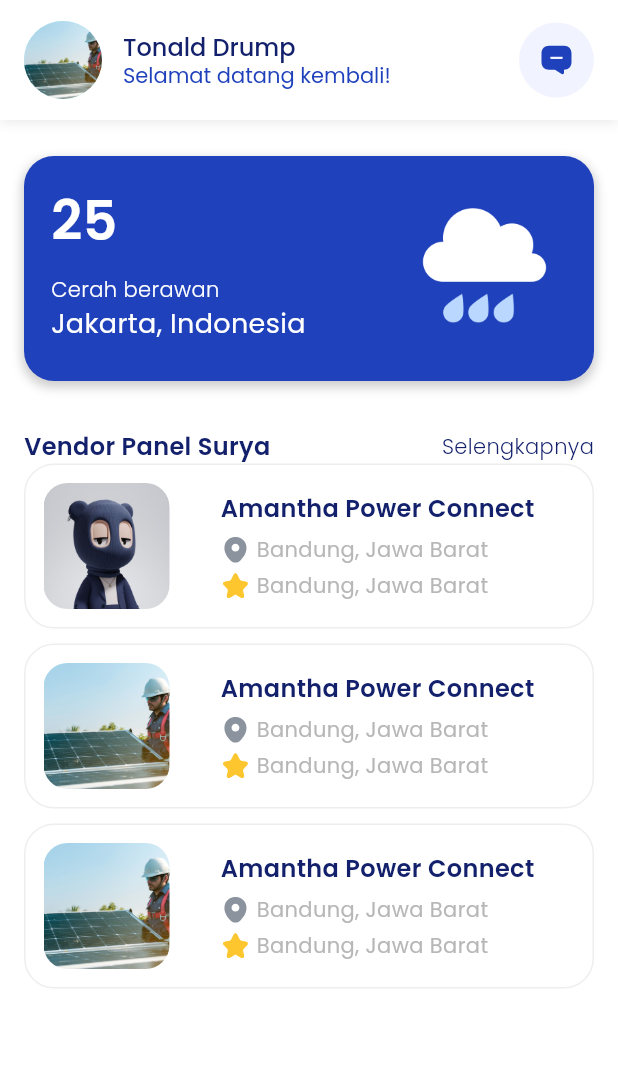
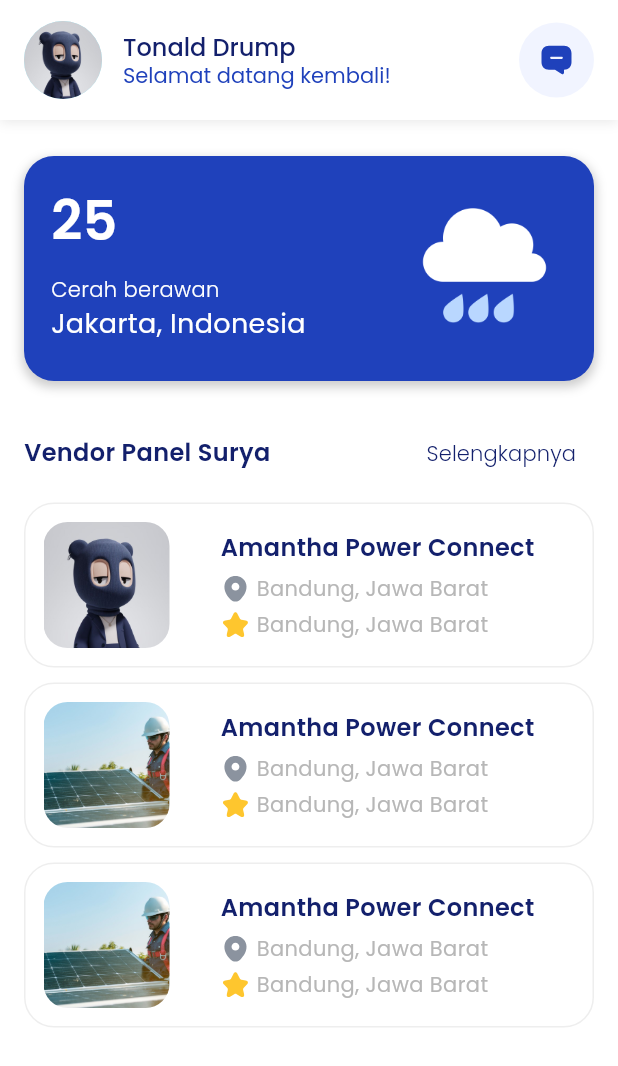
Before and after one commit to fauzihub13/sunmate, a Flutter app: the screen it shows after launch, on a phone screen of 412 x 824 dp. Shown: the top 1066 px of the screen. Run offline on Flutter 3.47's test engine with Material 3 defaults, Android fonts, the phone set to English and light mode, and no system bars; our stand-ins replace flutter_svg.

Commit message:
fix: margin between label vendor and card

```diff
--- a/lib/src/core/components/list_vendor.dart
+++ b/lib/src/core/components/list_vendor.dart
@@ -8,25 +8,21 @@ class ListVendor extends StatelessWidget {
 
   @override
   Widget build(BuildContext context) {
-    return ListView.separated(
-      shrinkWrap: true, // Menyesuaikan tinggi dengan jumlah item
-      separatorBuilder: (BuildContext context, int index) {
-        return const SizedBox(
-          height: 10.0,
-        );
-      },
-      physics:
-          const NeverScrollableScrollPhysics(), // Nonaktifkan scroll internal
-      itemCount: itemCount != null
-          ? itemCount!
-          : vendorList.length, // Tambahkan jumlah item
-      itemBuilder: (context, index) {
-        final Vendor vendor = vendorList[index];
-        return Padding(
-          padding: const EdgeInsets.symmetric(horizontal: 16.0),
-          child: VendorCard(data: vendor),
-        );
-      },
+    final int count = itemCount ?? vendorList.length;
+
+    return Column(
+      children: List.generate(
+        count,
+        (index) {
+          final Vendor vendor = vendorList[index];
+          return Padding(
+            padding: const EdgeInsets.symmetric(
+                horizontal: 16.0,
+                vertical: 5.0), // Tambahkan vertical spacing di sini
+            child: VendorCard(data: vendor),
+          );
+        },
+      ),
     );
   }
 }
--- a/lib/src/presentation/home/pages/home_page.dart
+++ b/lib/src/presentation/home/pages/home_page.dart
@@ -16,7 +16,7 @@ class _HomePageState extends State<HomePage> {
 
   @override
   Widget build(BuildContext context) {
-    return const Scaffold(
+    return Scaffold(
       body: Column(
         children: [
           MainAppBar(), // Tetap di tempat
@@ -24,10 +24,9 @@ class _HomePageState extends State<HomePage> {
             child: SingleChildScrollView(
               child: Column(
                 children: [
-                  HomeBanner(), // Banner dapat di-scroll
-                  SizedBox(height: 8.0),
+                  HomeBanner(),
                   Padding(
-                    padding: EdgeInsets.symmetric(horizontal: 16),
+                    padding: EdgeInsets.symmetric(horizontal: 16, vertical: 0),
                     child: Row(
                       mainAxisAlignment: MainAxisAlignment.spaceBetween,
                       children: [
@@ -39,7 +38,8 @@ class _HomePageState extends State<HomePage> {
                               color: AppColors.darkBlue,
                               fontWeight: FontWeight.w600),
                         ),
-                        Text(
+                        TextButton(
+                          child: const Text(
                             'Selengkapnya',
                             textAlign: TextAlign.left,
                             style: TextStyle(
@@ -47,9 +47,12 @@ class _HomePageState extends State<HomePage> {
                                 color: AppColors.darkBlue,
                                 fontWeight: FontWeight.w300),
                           ),
+                          onPressed: () {},
+                        ),
                       ],
                     ),
                   ),
+                  SizedBox(height: 4.0),
                   ListVendor(
                     itemCount: 3,
                   ),
--- a/lib/src/presentation/home/widgets/appbar.dart
+++ b/lib/src/presentation/home/widgets/appbar.dart
@@ -29,8 +29,7 @@ class MainAppBar extends StatelessWidget implements PreferredSizeWidget {
                     children: [
                       CircleAvatar(
                         radius: 26.0, // Adjust the size of the avatar here
-                        backgroundImage:
-                            AssetImage('assets/images/vendor/vendor-1.jpg'),
+                        backgroundImage: AssetImage('assets/images/avatar.jpg'),
                       ),
                       SizedBox(width: 14.0),
                       Column(
--- a/lib/src/presentation/home/widgets/banner.dart
+++ b/lib/src/presentation/home/widgets/banner.dart
@@ -9,7 +9,12 @@ class HomeBanner extends StatelessWidget {
     return Container(
       height: 150,
       padding: const EdgeInsets.all(18.0),
-      margin: const EdgeInsets.symmetric(horizontal: 16.0, vertical: 24.0),
+      margin: const EdgeInsets.only(
+        left: 16.0,
+        right: 16.0,
+        top: 24.0,
+        bottom: 24.0,
+      ),
       decoration: BoxDecoration(
         borderRadius: BorderRadius.circular(20),
         color: AppColors.primary,
```
Lines whose indentation alone changed are shown as unchanged.
